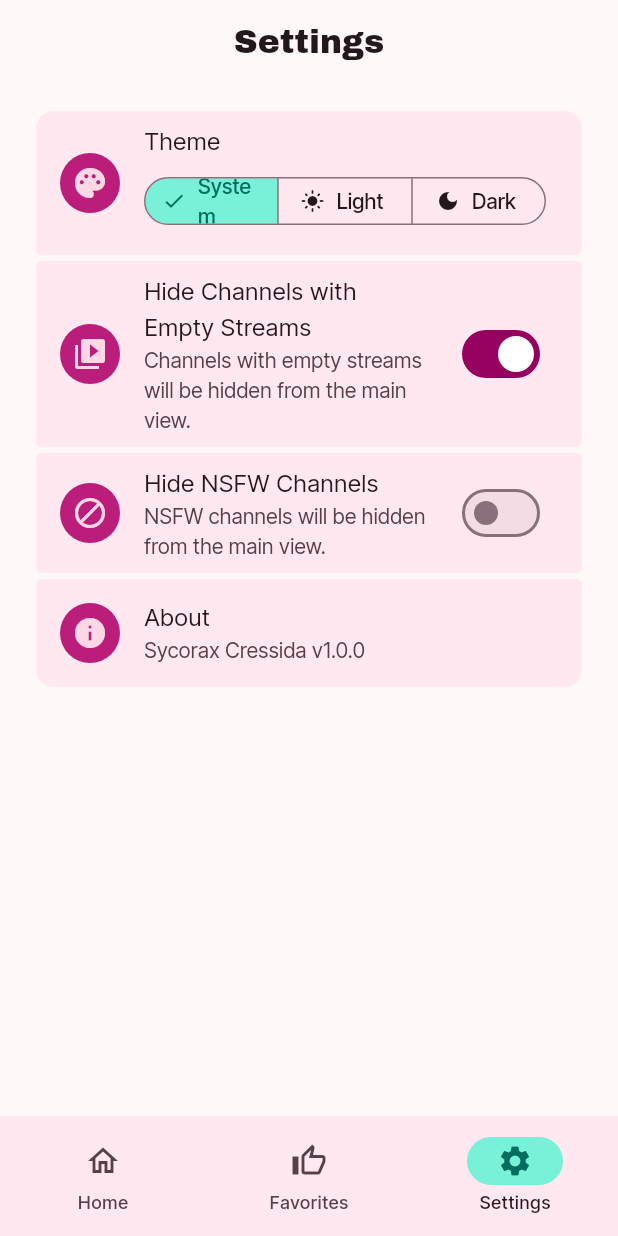
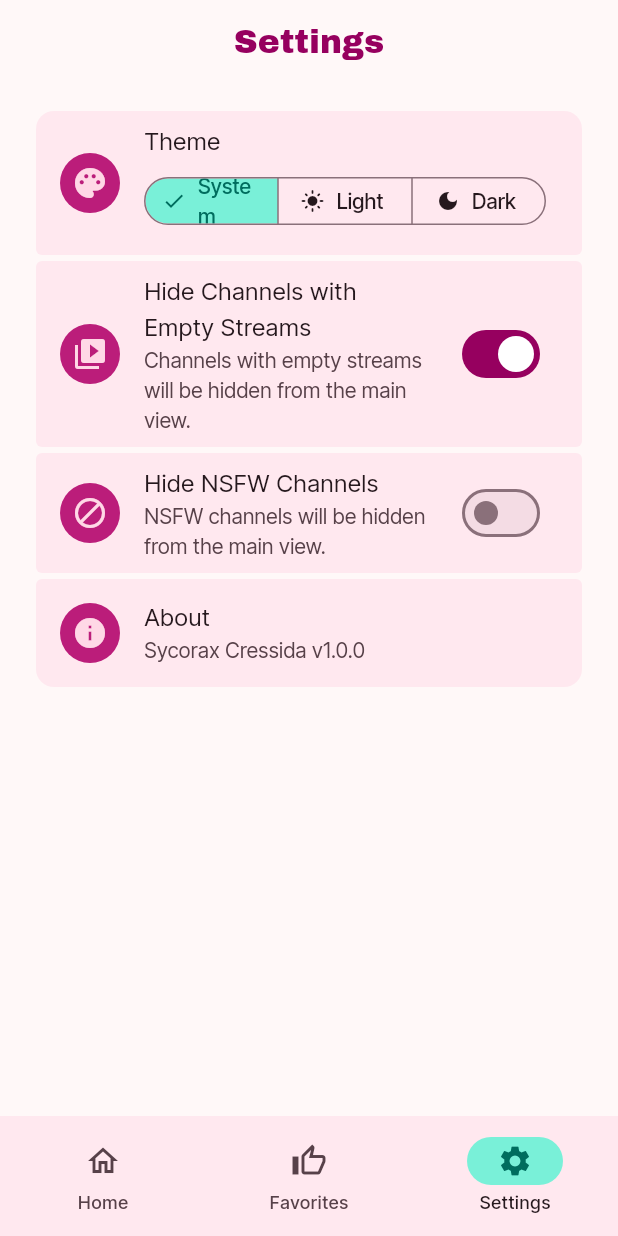
Before and after one commit to ikhsan3adi/sycorax_cressida, a Flutter app: the screen it shows after launch, item 3 of the bottom bar chosen, on a phone screen of 412 x 824 dp. Run offline on Flutter 3.47's test engine with Material 3 defaults, Android fonts, the phone set to English and light mode, and no system bars; our stand-ins replace cached_network_image, dio, drift, flutter_riverpod, go_router, google_fonts and 1 more; missing offline and left inert: media_kit, media_kit_video; accounts and stored records are empty; generated files the repository leaves out were written again; network calls fail.

Commit message:
feat(home): add branded hero header and dismissible placeholder
Display app name as Hero text above the placeholder
when no stream is playing; hide AppBar title on home
so the hero transition works. Add close button to
PlayerPlaceholder backed by isPlaceholderClosedProvider.

Rename ChannelExpansionTile.onPlayStream to onChildTap
and call it on feed selection. Simplify StreamTile
layout, restyle stream header with filledTonal back
button and surfaceContainerHighest info card.

```diff
--- a/lib/features/favorites/favorites_screen.dart
+++ b/lib/features/favorites/favorites_screen.dart
@@ -25,7 +25,7 @@ class FavoritesScreen extends ConsumerWidget {
               padding: const EdgeInsets.symmetric(horizontal: 16, vertical: 2),
               child: ChannelExpansionTile(
                 channel: channel,
-                onPlayStream: () => context.go('/'),
+                onChildTap: () => context.go('/'),
                 trailing: FavoriteButton(
                   isFavorite: true,
                   onPressed: () async {
--- a/lib/shared/widgets/channel_logo.dart
+++ b/lib/shared/widgets/channel_logo.dart
@@ -21,7 +21,7 @@ class ChannelLogoImage extends StatelessWidget {
             height: 54,
             fit: BoxFit.contain,
             errorWidget: (_, _, _) =>
-                Icon(Icons.tv, color: theme.colorScheme.onSurface),
+                Icon(Icons.tv, color: theme.colorScheme.onSurfaceVariant),
           ),
         ),
       ),
--- a/lib/shared/widgets/shell_scaffold.dart
+++ b/lib/shared/widgets/shell_scaffold.dart
@@ -6,6 +6,7 @@ import 'package:go_router/go_router.dart';
 import 'package:sycorax_cressida/core/constants.dart';
 import 'package:sycorax_cressida/features/home/providers/channel_filter_provider.dart';
 import 'package:sycorax_cressida/features/home/providers/channel_list_provider.dart';
+import 'package:sycorax_cressida/features/home/providers/player_state_provider.dart';
 
 class _IsSearchActive extends Notifier<bool> {
   @override
@@ -61,9 +62,16 @@ class _ShellScaffoldState extends ConsumerState<ShellScaffold> {
   Widget build(BuildContext context) {
     final isSearchActive = ref.watch(isSearchActiveProvider);
     final isHome = widget.navigationShell.currentIndex == 0;
+    final playerState = ref.watch(playerStateProvider);
+    final isPlaying = playerState.currentStream != null;
 
     return Scaffold(
-      appBar: isHome && isSearchActive ? _searchAppBar() : _normalAppBar(),
+      appBar: isHome && isSearchActive
+          ? _searchAppBar()
+          : _normalAppBar(
+              context,
+              !isPlaying && widget.navigationShell.currentIndex == 0,
+            ),
       body: widget.navigationShell,
       bottomNavigationBar: NavigationBar(
         selectedIndex: widget.navigationShell.currentIndex,
@@ -78,11 +86,21 @@ class _ShellScaffoldState extends ConsumerState<ShellScaffold> {
     );
   }
 
-  AppBar _normalAppBar() {
+  AppBar _normalAppBar(BuildContext context, bool hideTitle) {
     final index = widget.navigationShell.currentIndex;
+
     return AppBar(
-      title: Text(_titles[index]),
+      title: hideTitle
+          ? null
+          : Hero(
+              tag: const Key('${AppConstants.appName}-widget'),
+              child: Text(
+                _titles[index],
+                style: TextStyle(color: Theme.of(context).colorScheme.primary),
+              ),
+            ),
       centerTitle: true,
+      forceMaterialTransparency: true,
       actions: index == 0
           ? [
               IconButton(
```
Also changed, not shown: lib/features/home/home_screen.dart (+29 -3 lines), lib/features/home/providers/home_content_provider.dart (+9 -0 lines), lib/features/home/widgets/player_placeholder.dart (+29 -5 lines), lib/features/home/widgets/stream_list_view.dart (+27 -17 lines), lib/shared/widgets/channel_expansion_tile.dart (+4 -3 lines).
